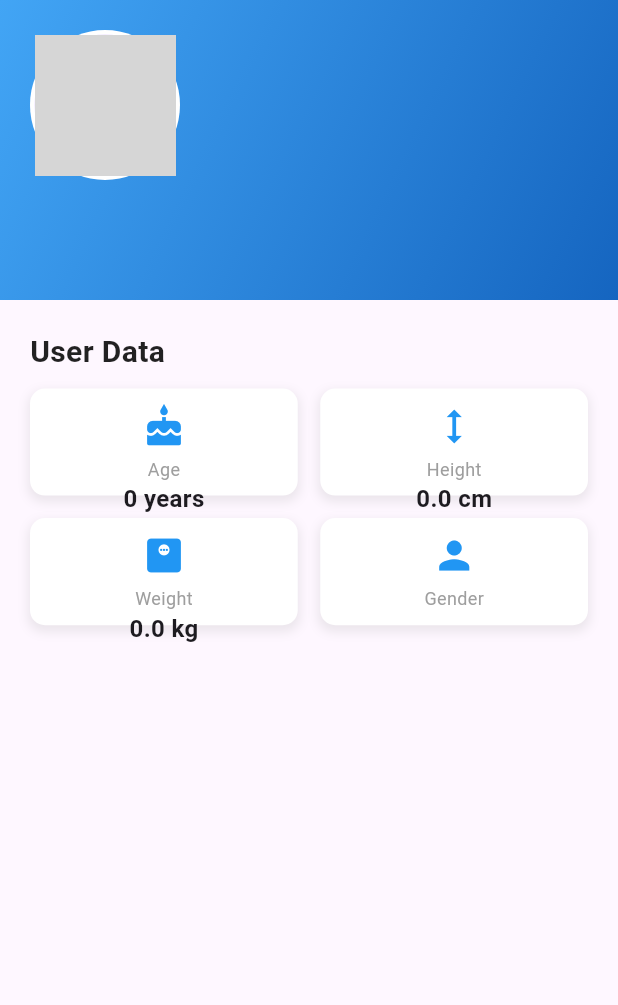
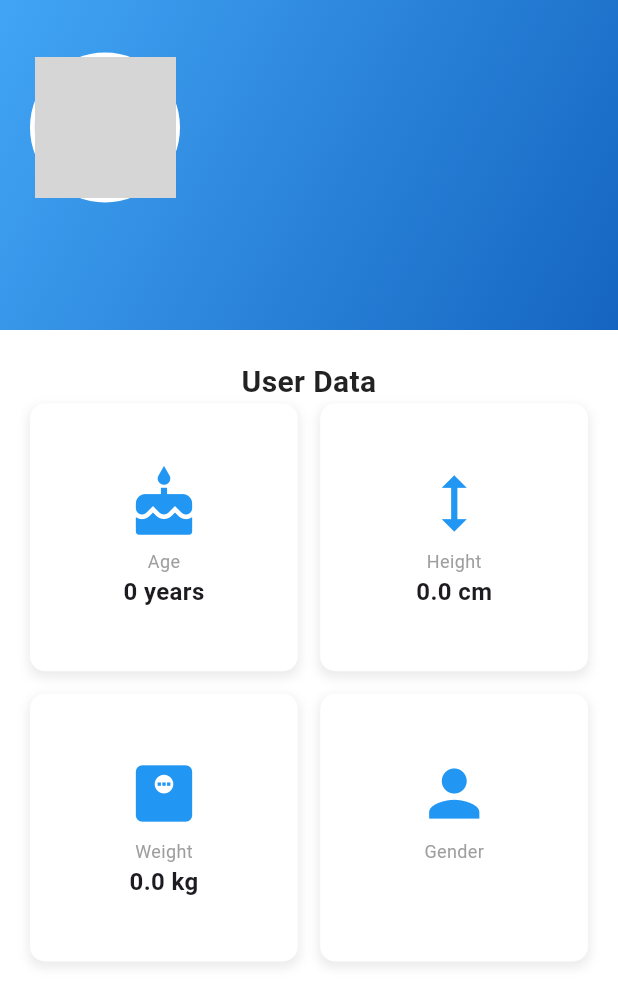
Before and after one commit to SarahA7med/health_trial, a Flutter app: the ProfileWidget screen opened directly, on a phone screen of 412 x 824 dp. Shown: the top 1005 px of the screen. Run offline on Flutter 3.47's test engine with Material 3 defaults, Android fonts, the light colour scheme and no system bars; our stand-ins replace carousel_slider, cloud_firestore, firebase_auth, firebase_core, numberpicker, salomon_bottom_bar and 2 more; accounts and stored records are empty; project files that could hold a hidden picture were left out; grey boxes are pictures that could not be loaded.

Commit message:
adjust profile screen page

```diff
--- a/lib/Screens/ProfileScreen.dart
+++ b/lib/Screens/ProfileScreen.dart
@@ -23,7 +23,8 @@ class _ProfileWidgetState extends State<ProfileWidget> {
   Future<void> _fetchUserData() async {
     String? uid = FirebaseAuth.instance.currentUser?.uid; // الحصول على uid
     if (uid != null) {
-      var data = await firestoreService.getUserDataByUid(uid); // جلب البيانات باستخدام uid
+      var data = await firestoreService
+          .getUserDataByUid(uid); // جلب البيانات باستخدام uid
       setState(() {
         userData = data;
       });
@@ -35,9 +36,11 @@ class _ProfileWidgetState extends State<ProfileWidget> {
   @override
   Widget build(BuildContext context) {
     return Scaffold(
+      backgroundColor: Colors.white,
       body: userData == null
           ? const Center(
-        child: CircularProgressIndicator(), // إذا كانت البيانات غير موجودة، نعرض مؤشر تحميل
+              child:
+                  CircularProgressIndicator(), // إذا كانت البيانات غير موجودة، نعرض مؤشر تحميل
             )
           : SingleChildScrollView(
               child: Column(
@@ -52,7 +55,7 @@ class _ProfileWidgetState extends State<ProfileWidget> {
 
   Widget _buildHeader() {
     return Container(
-      height: 200,
+      height: 220,
       decoration: BoxDecoration(
         gradient: LinearGradient(
           begin: Alignment.topLeft,
@@ -87,17 +90,18 @@ class _ProfileWidgetState extends State<ProfileWidget> {
             ),
           ),
           Positioned(
-            top: 20,
+            top: 35,
             left: 20,
             child: CircleAvatar(
               radius: 50,
               backgroundColor: Colors.white,
               child: CircleAvatar(
                 radius: 47,
-                backgroundImage: AssetImage(
-                  userData != null && userData?['profilePicture'] != null
-                      ? 'assets/${userData?['profilePicture']}'
-                      : 'assets/woman.png', // استخدام صورة افتراضية في حال عدم وجود صورة للمستخدم
+                foregroundColor: Colors.white,
+                foregroundImage: AssetImage(
+                  (userData != null && userData?['profilePicture'] != null)
+                      ? '${userData?['profilePicture']}'
+                      : 'assets/empty profile.jpeg', // استخدام صورة افتراضية في حال عدم وجود صورة للمستخدم
                 ),
               ),
             ),
@@ -114,7 +118,6 @@ class _ProfileWidgetState extends State<ProfileWidget> {
         crossAxisAlignment: CrossAxisAlignment.start,
         children: [
           _buildSectionTitle('User Data'),
-          const SizedBox(height: 10),
           _buildInfoGrid(),
         ],
       ),
@@ -122,14 +125,17 @@ class _ProfileWidgetState extends State<ProfileWidget> {
   }
 
   Widget _buildSectionTitle(String title) {
-    return Text(
+    return Container(
+        width: double.infinity,
+        child: Text(
           title,
           style: const TextStyle(
             fontSize: 20,
             fontWeight: FontWeight.bold,
             color: Colors.black87,
           ),
-    );
+          textAlign: TextAlign.center,
+        ));
   }
 
   Widget _buildInfoGrid() {
@@ -137,7 +143,7 @@ class _ProfileWidgetState extends State<ProfileWidget> {
       crossAxisCount: 2,
       shrinkWrap: true,
       physics: const NeverScrollableScrollPhysics(),
-      childAspectRatio: 2.5,
+      childAspectRatio: 1,
       mainAxisSpacing: 15,
       crossAxisSpacing: 15,
       children: [
@@ -155,7 +161,7 @@ class _ProfileWidgetState extends State<ProfileWidget> {
   Widget _buildInfoItem(IconData icon, String label, String value) {
     return Container(
       padding: const EdgeInsets.all(10),
-      height: 100, // تحديد ارتفاع العنصر
+      height: 300, // تحديد ارتفاع العنصر
       decoration: BoxDecoration(
         color: Colors.white,
         borderRadius: BorderRadius.circular(10),
@@ -171,7 +177,7 @@ class _ProfileWidgetState extends State<ProfileWidget> {
       child: Column(
         mainAxisAlignment: MainAxisAlignment.center,
         children: [
-          Icon(icon, color: Colors.blue, size: 30), // تعديل حجم الأيقونة
+          Icon(icon, color: Colors.blue, size: 50), // تعديل حجم الأيقونة
           const SizedBox(height: 5),
           Text(
             label,
```
Also changed, not shown: lib/Screens/gender_selection.dart (+28 -7 lines), lib/Screens/profile_picture.dart (+12 -4 lines). Lines whose indentation alone changed are shown as unchanged.
